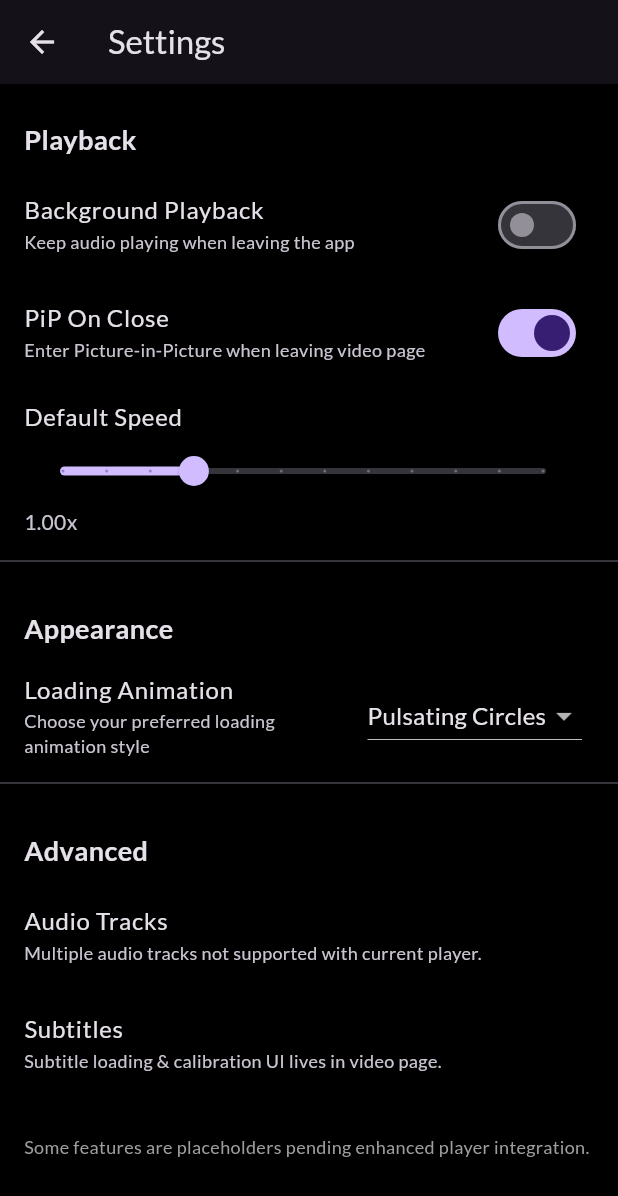
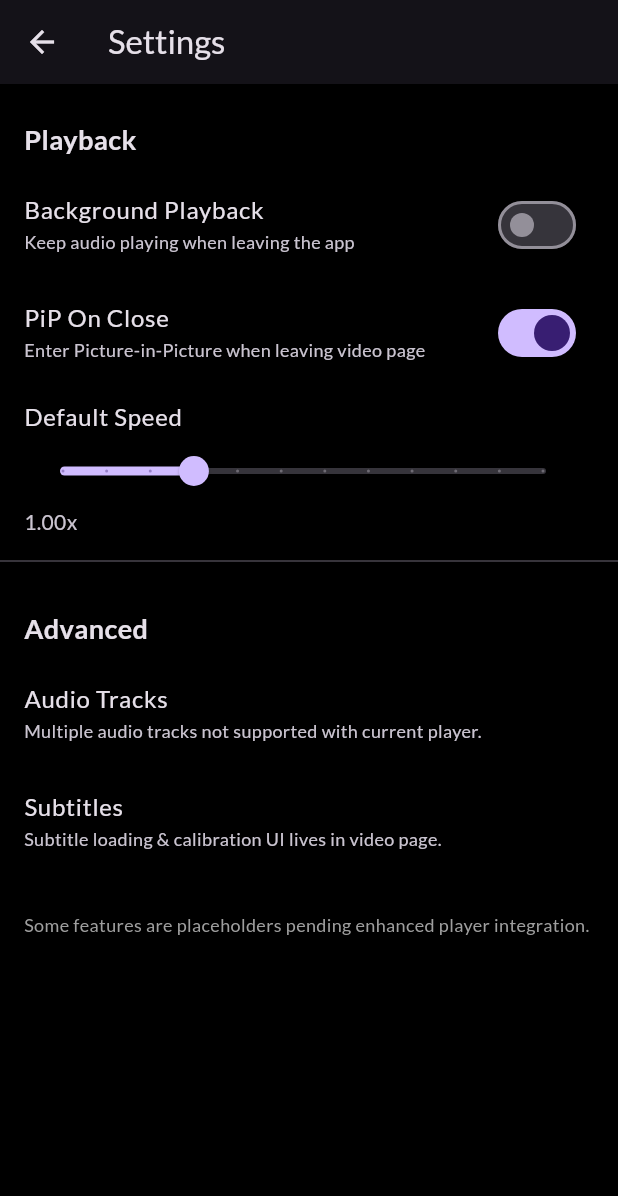
Before and after one commit to anima-regem/empty-player, a Flutter app: the screen it shows after launch, after a tap on the "settings" icon, on a phone screen of 412 x 824 dp. Shown: the top 1196 px of the screen. Run offline on Flutter 3.47's test engine with Material 3 defaults, Android fonts, the phone set to English and light mode, and no system bars; our stand-ins replace device_info_plus, google_fonts, permission_handler, shared_preferences, video_player, wakelock_plus; missing offline and left inert: photo_manager, screen_brightness.

Commit message:
Remove all anime cat/Rive animation related changes
Co-authored-by: anima-regem <64804940+anima-regem@users.noreply.github.com>

```diff
--- a/assets/SETUP_RIVE_ANIMATION.txt
+++ /dev/null
@@ -1,20 +0,0 @@
-IMPORTANT: Setup Required for Rive Animation
-=============================================
-
-To use the Anime Cat loading animation, you need to:
-
-1. Download a Rive animation file from https://rive.app/community
-   - Search for "cat" or "anime" animations
-   - Choose one that loops automatically
-
-2. Rename the downloaded file to: anime_cat.riv
-
-3. Place it in this directory (assets/)
-
-4. The app will automatically use it when you select "Anime Cat"
-   in Settings > Appearance > Loading Animation
-
-Until you add the file, the app will fall back to the pulsating
-circles animation even if Rive is selected.
-
-Alternative: Create your own animation at https://rive.app
--- a/lib/components/loading_animation.dart
+++ b/lib/components/loading_animation.dart
@@ -1,15 +1,11 @@
 import 'package:flutter/material.dart';
 import 'dart:math' as math;
-import 'package:rive/rive.dart';
-import 'package:flutter/services.dart';
-import '../services/app_settings_service.dart';
 
 /// A fun loading animation widget.
 ///
 /// This widget displays a pulsating, rotating animation for loading states
 /// instead of the standard CircularProgressIndicator, making loading more
-/// engaging and playful. Supports both custom pulsating animation and Rive-based
-/// animations that can be toggled via settings.
+/// engaging and playful.
 class LoadingAnimation extends StatefulWidget {
   /// The color to use for the animation.
   /// Defaults to Colors.white.
@@ -29,92 +25,7 @@ class LoadingAnimation extends StatefulWidget {
   State<LoadingAnimation> createState() => _LoadingAnimationState();
 }
 
-class _LoadingAnimationState extends State<LoadingAnimation> {
-  final AppSettingsService _settings = AppSettingsService();
-  String _animationType = 'pulsating';
-  bool _riveAssetExists = false;
-
-  @override
-  void initState() {
-    super.initState();
-    _loadAnimationType();
-    _checkRiveAsset();
-  }
-
-  Future<void> _loadAnimationType() async {
-    await _settings.init();
-    if (mounted) {
-      setState(() {
-        _animationType = _settings.loadingAnimationType;
-      });
-    }
-  }
-
-  Future<void> _checkRiveAsset() async {
-    try {
-      await rootBundle.load('assets/anime_cat.riv');
-      if (mounted) {
-        setState(() {
-          _riveAssetExists = true;
-        });
-      }
-    } catch (e) {
-      // Asset doesn't exist, _riveAssetExists remains false (already initialized)
-    }
-  }
-
-  @override
-  Widget build(BuildContext context) {
-    return SizedBox(
-      width: widget.size,
-      height: widget.size,
-      child: (_animationType == 'rive' && _riveAssetExists)
-          ? _RiveLoadingAnimation(size: widget.size, color: widget.color)
-          : _PulsatingLoadingAnimation(size: widget.size, color: widget.color),
-    );
-  }
-}
-
-/// Rive-based loading animation
-/// Note: The color parameter is accepted for API consistency but not used,
-/// as Rive animations have their own color schemes defined in the .riv file.
-class _RiveLoadingAnimation extends StatelessWidget {
-  final double size;
-  final Color color; // Kept for API consistency with _PulsatingLoadingAnimation
-
-  const _RiveLoadingAnimation({
-    required this.size,
-    required this.color,
-  });
-
-  @override
-  Widget build(BuildContext context) {
-    return SizedBox(
-      width: size,
-      height: size,
-      child: RiveAnimation.asset(
-        'assets/anime_cat.riv',
-        fit: BoxFit.contain,
-      ),
-    );
-  }
-}
-
-/// Custom pulsating loading animation
-class _PulsatingLoadingAnimation extends StatefulWidget {
-  final double size;
-  final Color color;
-
-  const _PulsatingLoadingAnimation({
-    required this.size,
-    required this.color,
-  });
-
-  @override
-  State<_PulsatingLoadingAnimation> createState() => _PulsatingLoadingAnimationState();
-}
-
-class _PulsatingLoadingAnimationState extends State<_PulsatingLoadingAnimation>
+class _LoadingAnimationState extends State<LoadingAnimation>
     with TickerProviderStateMixin {
   late AnimationController _scaleController;
   late AnimationController _rotationController;
@@ -163,7 +74,10 @@ class _PulsatingLoadingAnimationState extends State<_PulsatingLoadingAnimation>
 
   @override
   Widget build(BuildContext context) {
-    return AnimatedBuilder(
+    return SizedBox(
+      width: widget.size,
+      height: widget.size,
+      child: AnimatedBuilder(
         animation: Listenable.merge([_scaleController, _rotationController]),
         builder: (context, child) {
           return Transform.rotate(
@@ -208,6 +122,7 @@ class _PulsatingLoadingAnimationState extends State<_PulsatingLoadingAnimation>
             ),
           );
         },
+      ),
     );
   }
 }
--- a/lib/pages/settings_page.dart
+++ b/lib/pages/settings_page.dart
@@ -16,7 +16,6 @@ class _SettingsPageState extends State<SettingsPage> {
   bool _backgroundPlayback = false;
   bool _pipOnClose = true;
   double _defaultSpeed = 1.0;
-  String _loadingAnimationType = 'pulsating';
 
   @override
   void initState() {
@@ -30,7 +29,6 @@ class _SettingsPageState extends State<SettingsPage> {
       _backgroundPlayback = _settings.backgroundPlaybackEnabled;
       _pipOnClose = _settings.pipOnCloseEnabled;
       _defaultSpeed = _settings.defaultPlaybackSpeed;
-      _loadingAnimationType = _settings.loadingAnimationType;
       _loading = false;
     });
   }
@@ -48,12 +46,6 @@ class _SettingsPageState extends State<SettingsPage> {
   void _saveSpeed(double v) {
     setState(() => _defaultSpeed = v);
     _settings.defaultPlaybackSpeed = v;
-  }
-
-  void _saveLoadingAnimationType(String? v) {
-    if (v == null) return;
-    setState(() => _loadingAnimationType = v);
-    _settings.loadingAnimationType = v;
   }
 
   @override
@@ -97,26 +89,6 @@ class _SettingsPageState extends State<SettingsPage> {
                   ),
                 ),
                 const Divider(),
-                _sectionHeader('Appearance'),
-                ListTile(
-                  title: Text('Loading Animation', style: GoogleFonts.lato()),
-                  subtitle: Text('Choose your preferred loading animation style', style: GoogleFonts.lato(fontSize: 12)),
-                  trailing: DropdownButton<String>(
-                    value: _loadingAnimationType,
-                    items: const [
-                      DropdownMenuItem(
-                        value: 'pulsating',
-                        child: Text('Pulsating Circles'),
-                      ),
-                      DropdownMenuItem(
-                        value: 'rive',
-                        child: Text('Anime Cat'),
-                      ),
-                    ],
-                    onChanged: _saveLoadingAnimationType,
-                  ),
-                ),
-                const Divider(),
                 _sectionHeader('Advanced'),
                 ListTile(
                   title: Text('Audio Tracks', style: GoogleFonts.lato()),
--- a/lib/services/app_settings_service.dart
+++ b/lib/services/app_settings_service.dart
@@ -4,7 +4,6 @@ class AppSettingsService {
   static const _keyBackgroundPlayback = 'background_playback_enabled';
   static const _keyPipOnClose = 'pip_on_close_enabled';
   static const _keyDefaultSpeed = 'default_playback_speed';
-  static const _keyLoadingAnimationType = 'loading_animation_type';
 
   static final AppSettingsService _instance = AppSettingsService._internal();
   factory AppSettingsService() => _instance;
@@ -24,8 +23,4 @@ class AppSettingsService {
 
   double get defaultPlaybackSpeed => _prefs?.getDouble(_keyDefaultSpeed) ?? 1.0;
   set defaultPlaybackSpeed(double value) => _prefs?.setDouble(_keyDefaultSpeed, value);
-
-  // Loading animation type: 'pulsating' or 'rive'
-  String get loadingAnimationType => _prefs?.getString(_keyLoadingAnimationType) ?? 'pulsating';
-  set loadingAnimationType(String value) => _prefs?.setString(_keyLoadingAnimationType, value);
 }
--- a/pubspec.yaml
+++ b/pubspec.yaml
@@ -45,7 +45,6 @@ dependencies:
   wakelock_plus: ^1.2.8
   shared_preferences: ^2.3.3
   url_launcher: ^6.3.0
-  rive: ^0.13.19
 
 dev_dependencies:
   flutter_test:
@@ -73,9 +72,6 @@ flutter:
   # To add assets to your application, add an assets section, like this:
   assets:
     - assets/empty.png
-    # Uncomment the line below after adding your anime_cat.riv file to the assets folder
-    # See assets/SETUP_RIVE_ANIMATION.txt for instructions
-    # - assets/anime_cat.riv
 
   # An image asset can refer to one or more resolution-specific "variants", see
   # https://flutter.dev/to/resolution-aware-images
```
Also changed, not shown: 1 other file. Lines whose indentation alone changed are shown as unchanged.
